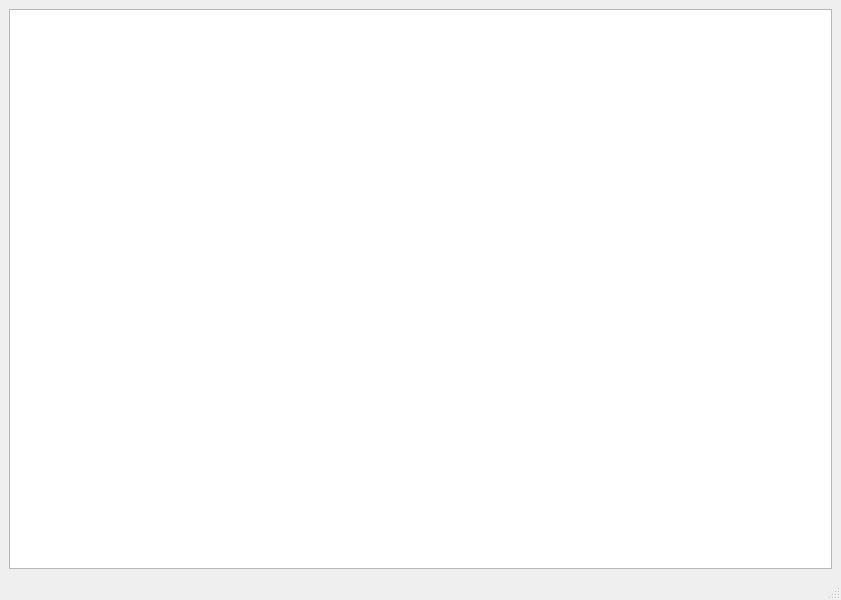
First picture: the form in client/basedata/mainwindow.ui, repository HOOSHANKAVOSHBORNA/REPLICATEBASICDATA, before the edit.
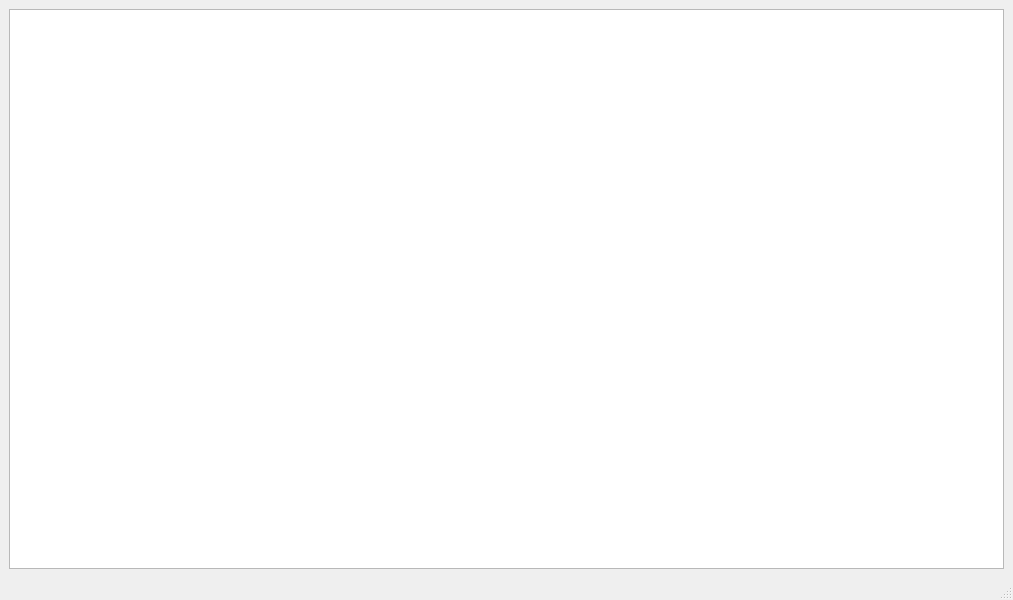
Second picture: the form after the edit.

```diff
--- a/client/basedata/mainwindow.ui
+++ b/client/basedata/mainwindow.ui
@@ -6,7 +6,7 @@
    <rect>
     <x>0</x>
     <y>0</y>
-    <width>841</width>
+    <width>1013</width>
     <height>600</height>
    </rect>
   </property>
```
Left out of the diff: 2 changed lines with no effect on the pictures.
